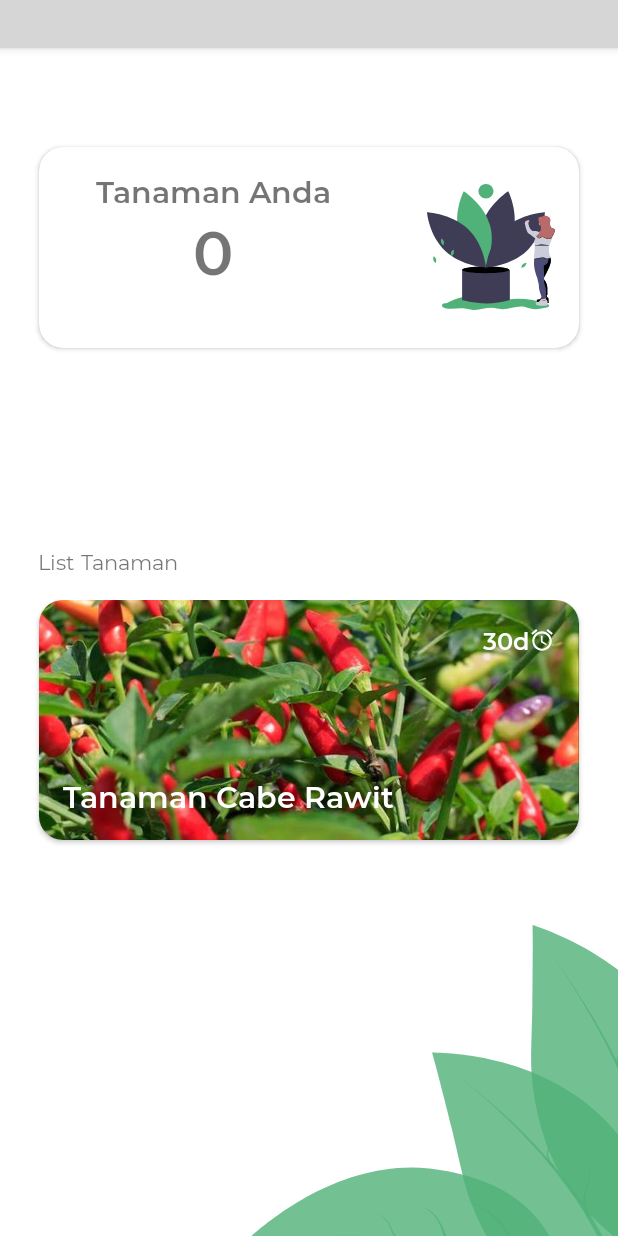
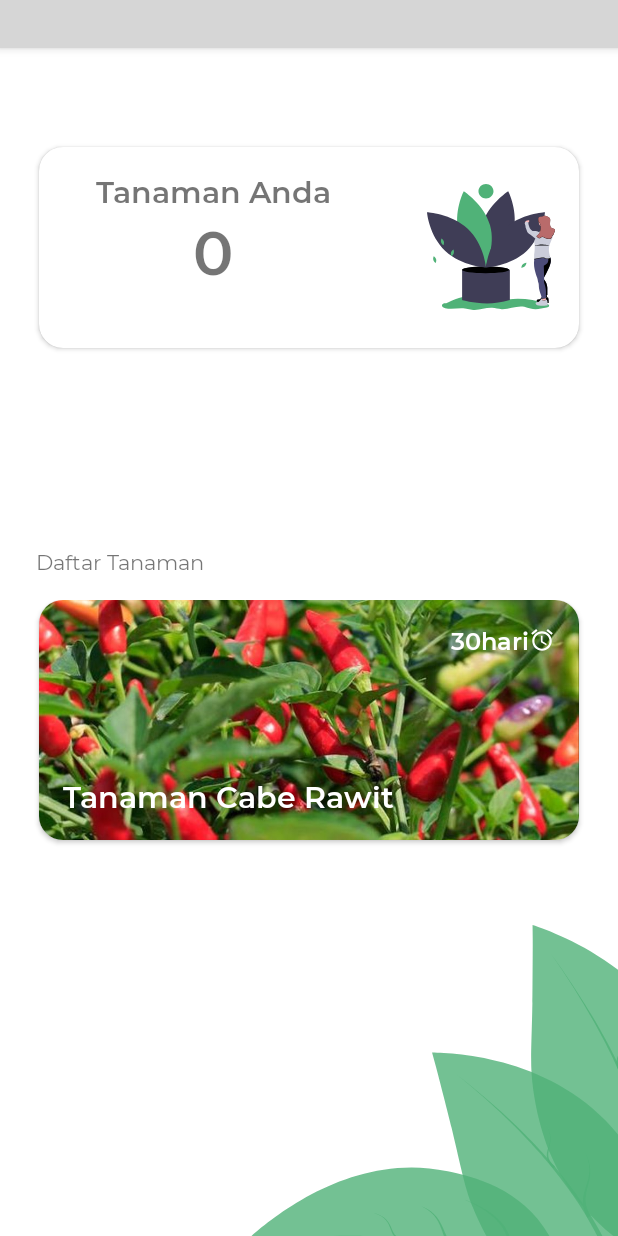
Before and after one commit to imannrhman/Plantie, an Android app: the MainActivity screen opened directly, with no data from a screen before it, on a phone screen of 412 x 824 dp. Run offline under Robolectric (Android 15) with nearby library versions, the phone set to English and light mode, and no system bars; our stand-ins replace navigation-ui; libraries missing offline, so code that uses them is left out: com.github.florent37.awesomebar; plain views replace AwesomeBar; 7 statements that could not run were skipped; grey boxes are pictures that could not be loaded.

Commit message:
ubah kebahasaan ke bahasa indonesia

```diff
--- a/app/build.gradle
+++ b/app/build.gradle
@@ -19,8 +19,6 @@ android {
         }
     }
 }
-
-apply plugin: 'com.google.gms.google-services'
 
 dependencies {
     implementation fileTree(dir: 'libs', include: ['*.jar'])
--- a/app/src/main/java/com/codates/plantie/TanamanData.java
+++ b/app/src/main/java/com/codates/plantie/TanamanData.java
@@ -8,23 +8,23 @@ import java.util.ArrayList;
 public class TanamanData {
     public static String[][] data = new String[][]{
             {"Tanaman Cabe Rawit",
-                    "30d",
+                    "30hari",
                     String.valueOf(R.drawable.gambar),
             },
             {"Tanaman Bawang Daun",
-                    "20d",
+                    "20hari",
                     String.valueOf(R.drawable.bawang_daun),
             },
             {"Tanaman Tomat",
-                    "10d",
+                    "10hari",
                     String.valueOf(R.drawable.buah_tomat),
             },
             {"Tanaman Jahe",
-                    "40d",
+                    "40hari",
                     String.valueOf(R.drawable.jahe),
             },
             {"Tanaman Sledri",
-                    "20d",
+                    "20hari",
                     String.valueOf(R.drawable.daun_seledri)
             }
 
--- a/app/src/main/java/com/codates/plantie/view/DetailTugas.java
+++ b/app/src/main/java/com/codates/plantie/view/DetailTugas.java
@@ -14,6 +14,7 @@ public class DetailTugas extends AppCompatActivity {
     protected void onCreate(@Nullable Bundle savedInstanceState) {
         super.onCreate(savedInstanceState);
         setContentView(R.layout.activity_detail_tugas);
+        getSupportActionBar().hide();
         int position = getIntent().getIntExtra(EXTRA_POSISITION,0);
 
 
--- a/app/src/main/java/com/codates/plantie/view/MainActivity.java
+++ b/app/src/main/java/com/codates/plantie/view/MainActivity.java
@@ -65,7 +65,7 @@ public class MainActivity extends AppCompatActivity implements GoogleApiClient.O
 
         bar.getSettings().setAnimateMenu(false);
 
-        bar.addAction(R.drawable.ic_add_black_24dp,"Add");
+        bar.addAction(R.drawable.ic_add_black_24dp,"Tambah");
 
         bar.setActionItemClickListener(new AwesomeBar.ActionItemClickListener() {
             @Override
--- a/app/src/main/res/layout/activity_detail_tanaman.xml
+++ b/app/src/main/res/layout/activity_detail_tanaman.xml
@@ -51,7 +51,7 @@
                         android:layout_height="wrap_content"
                         android:layout_gravity="center_horizontal"
                         android:fontFamily="@font/montserratsemibold"
-                        android:text="30d"
+                        android:text="30hari"
                         android:textColor="@android:color/white"
                         android:textSize="36sp" />
                 </LinearLayout>
--- a/app/src/main/res/layout/activity_detail_tugas.xml
+++ b/app/src/main/res/layout/activity_detail_tugas.xml
@@ -25,7 +25,7 @@
         android:id="@+id/workList1"
         android:layout_width="match_parent"
         android:layout_height="200dp"
-        android:layout_marginTop="100dp"
+        android:layout_marginTop="60dp"
         app:layout_constraintTop_toBottomOf="@id/bar"
         app:layout_constraintLeft_toLeftOf="parent"
         app:layout_constraintRight_toRightOf="parent"
@@ -128,7 +128,7 @@
         app:fabCustomSize="80dp"
         app:maxImageSize="40dp"
         android:padding="10dp"
-        android:layout_margin="20dp"
+        android:layout_margin="10dp"
         android:src="@drawable/ic_check_black_24dp"
         app:fabSize="normal"
         android:elevation="6dp"
--- a/app/src/main/res/layout/content_main.xml
+++ b/app/src/main/res/layout/content_main.xml
@@ -60,7 +60,7 @@
         android:layout_height="wrap_content"
         android:layout_marginBottom="16dp"
         android:gravity="left"
-        android:text="List Tanaman"
+        android:text="Daftar Tanaman"
         android:fontFamily="@font/montserrat"
         app:layout_constraintBottom_toTopOf="@id/recycler_view"
         app:layout_constraintHorizontal_bias="0.08"
--- a/app/src/main/res/menu/activity_main_drawer.xml
+++ b/app/src/main/res/menu/activity_main_drawer.xml
@@ -8,7 +8,7 @@
             android:id="@+id/nav_home"
             android:iconTint="@color/colorPrimary"
             android:icon="@drawable/ic_home_black_24dp"
-            android:title="@string/menu_home" />
+            android:title="Beranda" />
         <item
             android:id="@+id/nav_my_plant"
             android:icon="@drawable/logo"
@@ -19,7 +19,7 @@
             android:id="@+id/nav_contact_us"
             android:icon="@drawable/ic_mail_black_24dp"
             android:iconTint="@color/colorPrimary"
-            android:title="Contact Us"
+            android:title="Hubungi Kami"
             />
     </group>
 </menu>
--- a/build.gradle
+++ b/build.gradle
@@ -7,7 +7,7 @@ buildscript {
 
     }
     dependencies {
-        classpath 'com.android.tools.build:gradle:3.5.0'
+        classpath 'com.android.tools.build:gradle:3.5.1'
         classpath 'com.google.gms:google-services:4.2.0'
 
         // NOTE: Do not place your application dependencies here; they belong
```
